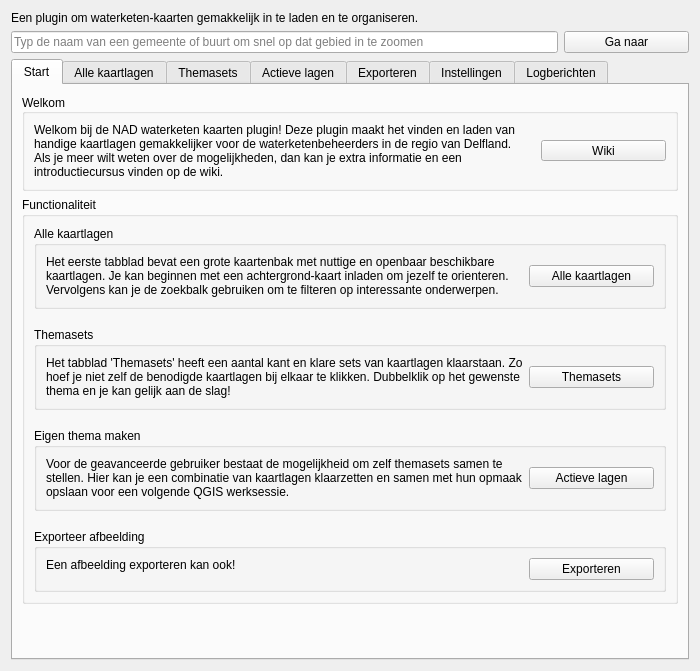
Old version of the form gui/nad_maps_dockwidget.ui in the repository NAD-Dataplatform/NADmaps.
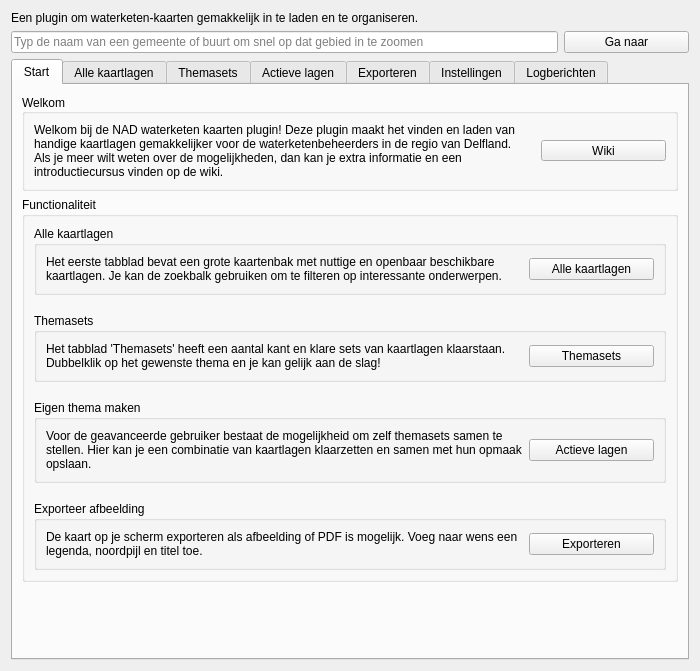
New version of the form.

Diff of the .ui file:
```diff
--- a/gui/nad_maps_dockwidget.ui
+++ b/gui/nad_maps_dockwidget.ui
@@ -189,7 +189,7 @@
              <item>
               <widget class="QLabel" name="thema_intro_label">
                <property name="text">
-                <string>Het tabblad 'Themasets' heeft een aantal kant en klare sets van kaartlagen klaarstaan. Zo hoef je niet zelf de benodigde kaartlagen bij elkaar te klikken. Dubbelklik op het gewenste thema en je kan gelijk aan de slag! </string>
+                <string>Het tabblad 'Themasets' heeft een aantal kant en klare sets van kaartlagen klaarstaan. Dubbelklik op het gewenste thema en je kan gelijk aan de slag! </string>
                </property>
                <property name="alignment">
                 <set>Qt::AlignLeading|Qt::AlignLeft|Qt::AlignTop</set>
@@ -230,7 +230,7 @@
              <item>
               <widget class="QLabel" name="actievelagen_intro_label">
                <property name="text">
-                <string>Voor de geavanceerde gebruiker bestaat de mogelijkheid om zelf themasets samen te stellen. Hier kan je een combinatie van kaartlagen klaarzetten en samen met hun opmaak opslaan voor een volgende QGIS werksessie.</string>
+                <string>Voor de geavanceerde gebruiker bestaat de mogelijkheid om zelf themasets samen te stellen. Hier kan je een combinatie van kaartlagen klaarzetten en samen met hun opmaak opslaan.</string>
                </property>
                <property name="alignment">
                 <set>Qt::AlignLeading|Qt::AlignLeft|Qt::AlignTop</set>
@@ -277,7 +277,7 @@
              <item>
               <widget class="QLabel" name="lagen_intro_label">
                <property name="text">
-                <string>Het eerste tabblad bevat een grote kaartenbak met nuttige en openbaar beschikbare kaartlagen. Je kan beginnen met een achtergrond-kaart inladen om jezelf te orienteren. Vervolgens kan je de zoekbalk gebruiken om te filteren op interessante onderwerpen.</string>
+                <string>Het eerste tabblad bevat een grote kaartenbak met nuttige en openbaar beschikbare kaartlagen. Je kan de zoekbalk gebruiken om te filteren op interessante onderwerpen.</string>
                </property>
                <property name="alignment">
                 <set>Qt::AlignLeading|Qt::AlignLeft|Qt::AlignTop</set>
@@ -321,7 +321,7 @@
              <item>
               <widget class="QLabel" name="exporteren_intro_label">
                <property name="text">
-                <string>Een afbeelding exporteren kan ook!</string>
+                <string>De kaart op je scherm exporteren als afbeelding of PDF is mogelijk. Voeg naar wens een legenda, noordpijl en titel toe.</string>
                </property>
                <property name="alignment">
                 <set>Qt::AlignLeading|Qt::AlignLeft|Qt::AlignTop</set>
```
